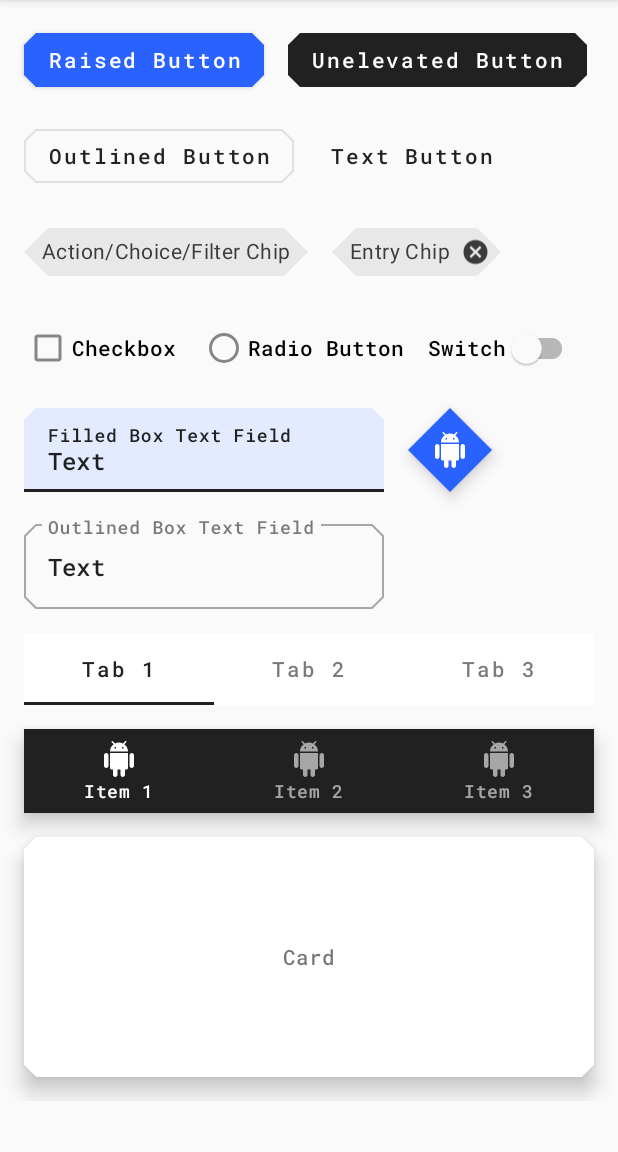
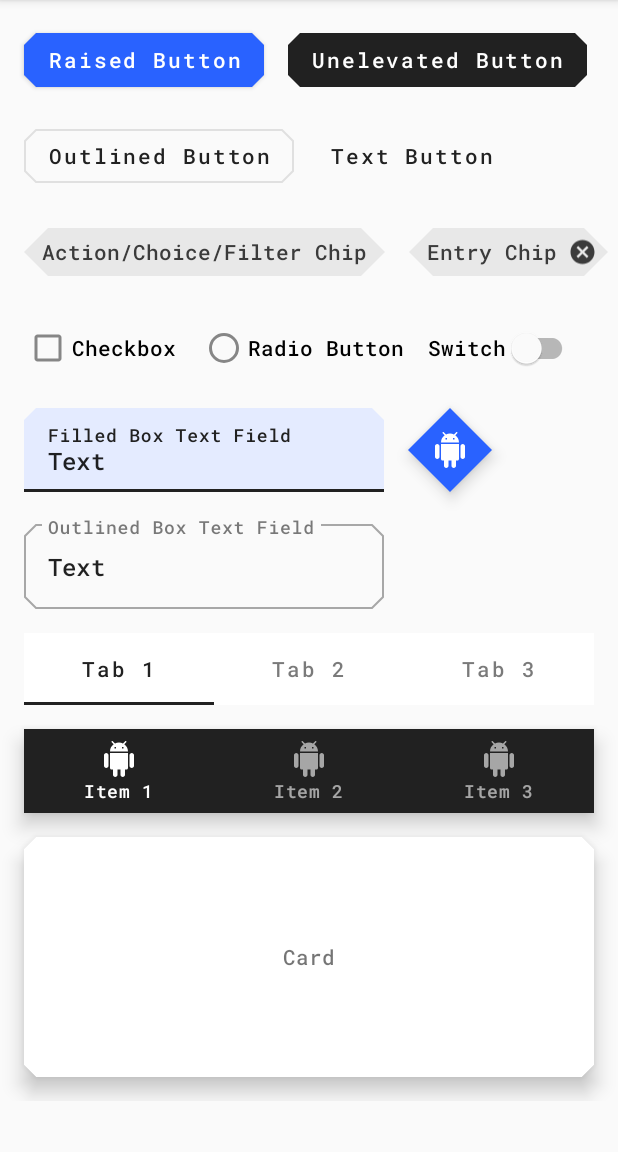
Before and after one commit to ricknout/android-mdc-theming, an Android app: the screen it shows after launch (PlaygroundActivity), on a phone screen of 412 x 824 dp, the part 84-1236 px from its top. Run offline under Robolectric (Android 15) with nearby library versions, the phone set to English and light mode, and no system bars.

Commit message:
Ensure Chips use theme type attributes

```diff
--- a/app/src/main/res/layout-land/activity_playground.xml
+++ b/app/src/main/res/layout-land/activity_playground.xml
@@ -72,7 +72,7 @@
                 android:layout_height="wrap_content"
                 android:layout_marginTop="16dp"
                 android:layout_marginStart="16dp"
-                style="@style/Widget.MaterialComponents.Chip.Entry"
+                style="?attr/chipStandaloneStyle"
                 app:layout_constraintTop_toBottomOf="@id/raisedButton"
                 app:layout_constraintStart_toEndOf="@id/chip"
                 android:text="Entry Chip" />
--- a/app/src/main/res/layout/activity_playground.xml
+++ b/app/src/main/res/layout/activity_playground.xml
@@ -72,7 +72,7 @@
                 android:layout_height="wrap_content"
                 android:layout_marginTop="16dp"
                 android:layout_marginStart="16dp"
-                style="@style/Widget.MaterialComponents.Chip.Entry"
+                style="?attr/chipStandaloneStyle"
                 app:layout_constraintTop_toBottomOf="@id/outlinedButton"
                 app:layout_constraintStart_toEndOf="@id/chip"
                 android:text="Entry Chip" />
--- a/app/src/main/res/values/styles.xml
+++ b/app/src/main/res/values/styles.xml
@@ -22,6 +22,9 @@
         <!-- Global shape attributes -->
         <item name="shapeAppearanceSmallComponent">@style/AppShapeAppearance.SmallComponent</item>
         <item name="shapeAppearanceMediumComponent">@style/AppShapeAppearance.MediumComponent</item>
+        <!-- Chip widget style attribute -->
+        <item name="chipStyle">@style/AppChip</item>
+        <item name="chipStandaloneStyle">@style/AppChip.Standalone</item>
         <!-- Button widget style attribute -->
         <item name="materialButtonStyle">@style/AppButton</item>
         <!-- Text Field widget style attribute -->
@@ -30,6 +33,10 @@
         <item name="materialCardViewStyle">@style/AppCard</item>
         <!-- Bottom Navigation widget style attribute -->
         <item name="bottomNavigationStyle">@style/AppBottomNavigation</item>
+    </style>
+
+    <style name="AppTextAppearance.Chip" parent="TextAppearance.MaterialComponents.Chip">
+        <item name="android:fontFamily">@font/roboto_mono</item>
     </style>
 
     <style name="AppTextAppearance.Button" parent="TextAppearance.MaterialComponents.Button">
@@ -44,6 +51,16 @@
     <style name="AppShapeAppearance.MediumComponent" parent="ShapeAppearance.MaterialComponents.MediumComponent">
         <item name="cornerFamily">cut</item>
         <item name="cornerSize">8dp</item>
+    </style>
+
+    <!-- NOTE: Chips don't seem to pick up on the theme fontFamily attributes, so these styles are necessary -->
+
+    <style name="AppChip" parent="Widget.MaterialComponents.Chip.Action">
+        <item name="android:textAppearance">@style/AppTextAppearance.Chip</item>
+    </style>
+
+    <style name="AppChip.Standalone" parent="Widget.MaterialComponents.Chip.Entry">
+        <item name="android:textAppearance">@style/AppTextAppearance.Chip</item>
     </style>
 
     <style name="AppButton" parent="Widget.MaterialComponents.Button">
```
